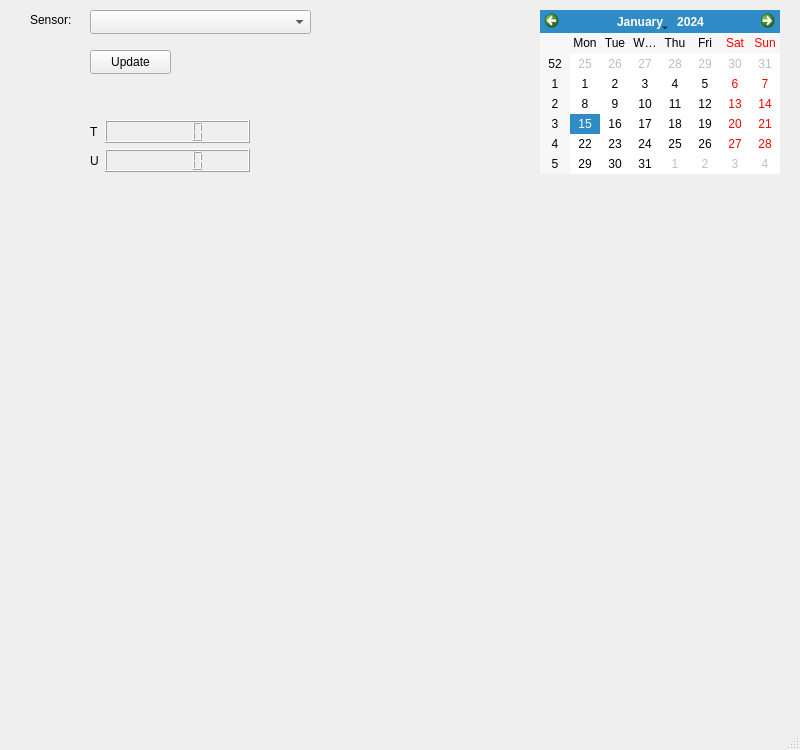
This is SensorCharts/mainwindow.ui in xerano/qt as Qt 5 draws it before an edit. The edited form follows.
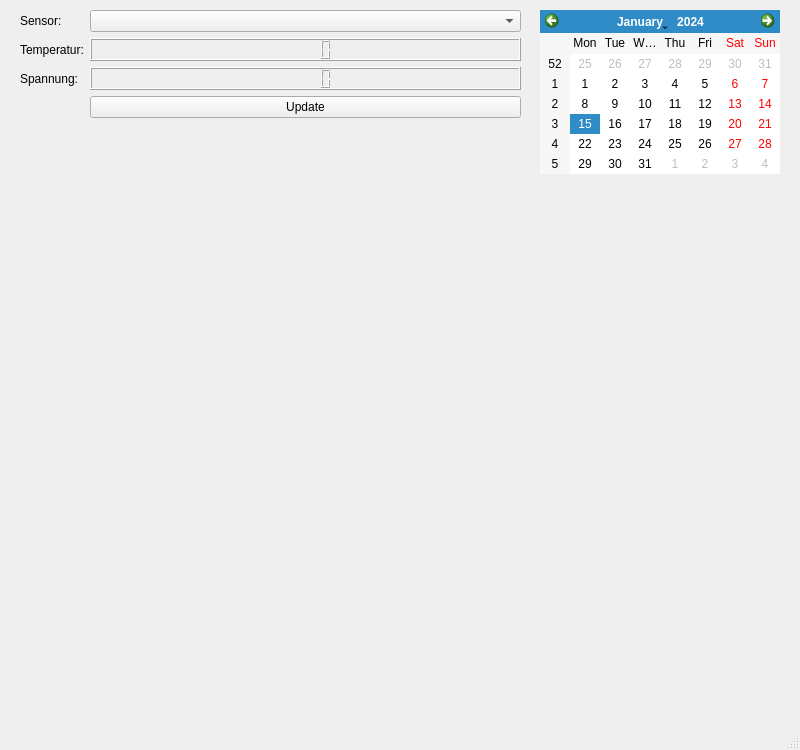
This is the edited form.

```diff
--- a/SensorCharts/mainwindow.ui
+++ b/SensorCharts/mainwindow.ui
@@ -39,73 +39,54 @@
      </property>
     </layout>
    </widget>
-   <widget class="QComboBox" name="comboBox">
-    <property name="geometry">
-     <rect>
-      <x>90</x>
-      <y>10</y>
-      <width>221</width>
-      <height>24</height>
-     </rect>
-    </property>
-   </widget>
-   <widget class="QLabel" name="label">
-    <property name="geometry">
-     <rect>
-      <x>30</x>
-      <y>10</y>
-      <width>60</width>
-      <height>20</height>
-     </rect>
-    </property>
-    <property name="text">
-     <string>Sensor:</string>
-    </property>
-   </widget>
-   <widget class="QPushButton" name="updateButton">
-    <property name="geometry">
-     <rect>
-      <x>90</x>
-      <y>50</y>
-      <width>81</width>
-      <height>24</height>
-     </rect>
-    </property>
-    <property name="text">
-     <string>Update</string>
-    </property>
-   </widget>
    <widget class="QWidget" name="formLayoutWidget">
     <property name="geometry">
      <rect>
-      <x>90</x>
-      <y>120</y>
-      <width>160</width>
-      <height>71</height>
+      <x>20</x>
+      <y>10</y>
+      <width>501</width>
+      <height>161</height>
      </rect>
     </property>
     <layout class="QFormLayout" name="formLayout">
-     <item row="0" column="0">
+     <item row="1" column="0">
       <widget class="QLabel" name="label_2">
        <property name="text">
-        <string>T</string>
+        <string>Temperatur:</string>
        </property>
       </widget>
      </item>
-     <item row="0" column="1">
+     <item row="1" column="1">
       <widget class="QLCDNumber" name="lcdCurrentTemp">
        <property name="smallDecimalPoint">
         <bool>false</bool>
        </property>
       </widget>
      </item>
-     <item row="1" column="1">
+     <item row="2" column="1">
       <widget class="QLCDNumber" name="lcdCurrentVCC"/>
      </item>
-     <item row="1" column="0">
+     <item row="2" column="0">
       <widget class="QLabel" name="label_3">
        <property name="text">
-        <string>U</string>
+        <string>Spannung:</string>
+       </property>
+      </widget>
+     </item>
+     <item row="0" column="0">
+      <widget class="QLabel" name="label">
+       <property name="text">
+        <string>Sensor:</string>
+       </property>
+      </widget>
+     </item>
+     <item row="0" column="1">
+      <widget class="QComboBox" name="comboBox"/>
+     </item>
+     <item row="3" column="1">
+      <widget class="QPushButton" name="updateButton">
+       <property name="text">
+        <string>Update</string>
        </property>
       </widget>
      </item>
```
